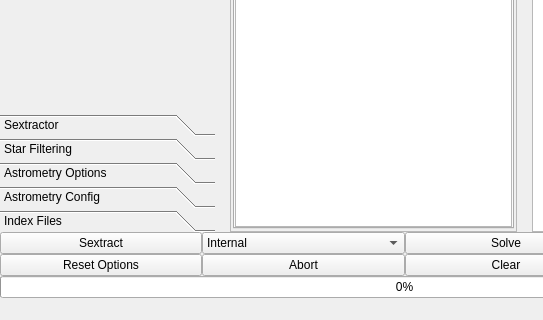
This is mainwindow.ui in rlancaste/stellarsolver as Qt 5 draws it before an edit; both pictures show x 0 to 543 and y 358 to 678 of the 809 by 678 pixel window. The edited form follows.
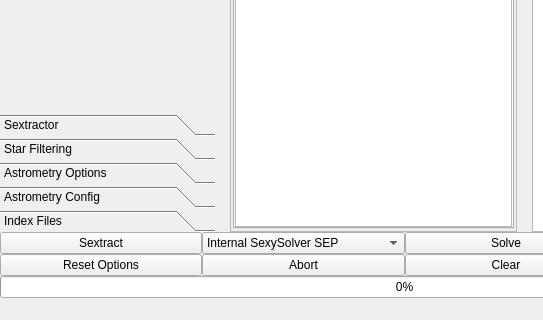
This is the edited form. Custom widgets are drawn as their Qt base class.

The edit to the form file:
```diff
--- a/mainwindow.ui
+++ b/mainwindow.ui
@@ -1469,7 +1469,7 @@
        <widget class="QComboBox" name="sextractorType">
         <item>
          <property name="text">
-          <string>Internal</string>
+          <string>Internal SexySolver SEP</string>
          </property>
         </item>
         <item>
```
Left out of the diff: 2 changed lines with no effect on the pictures.
